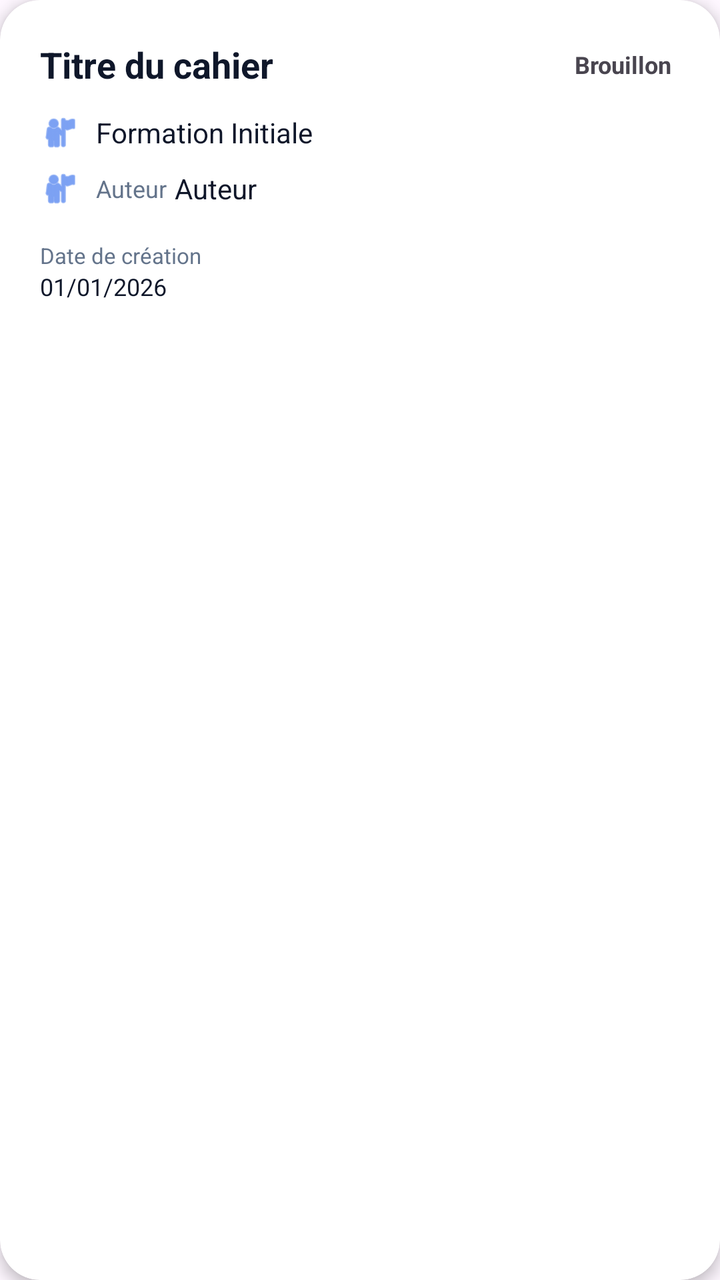
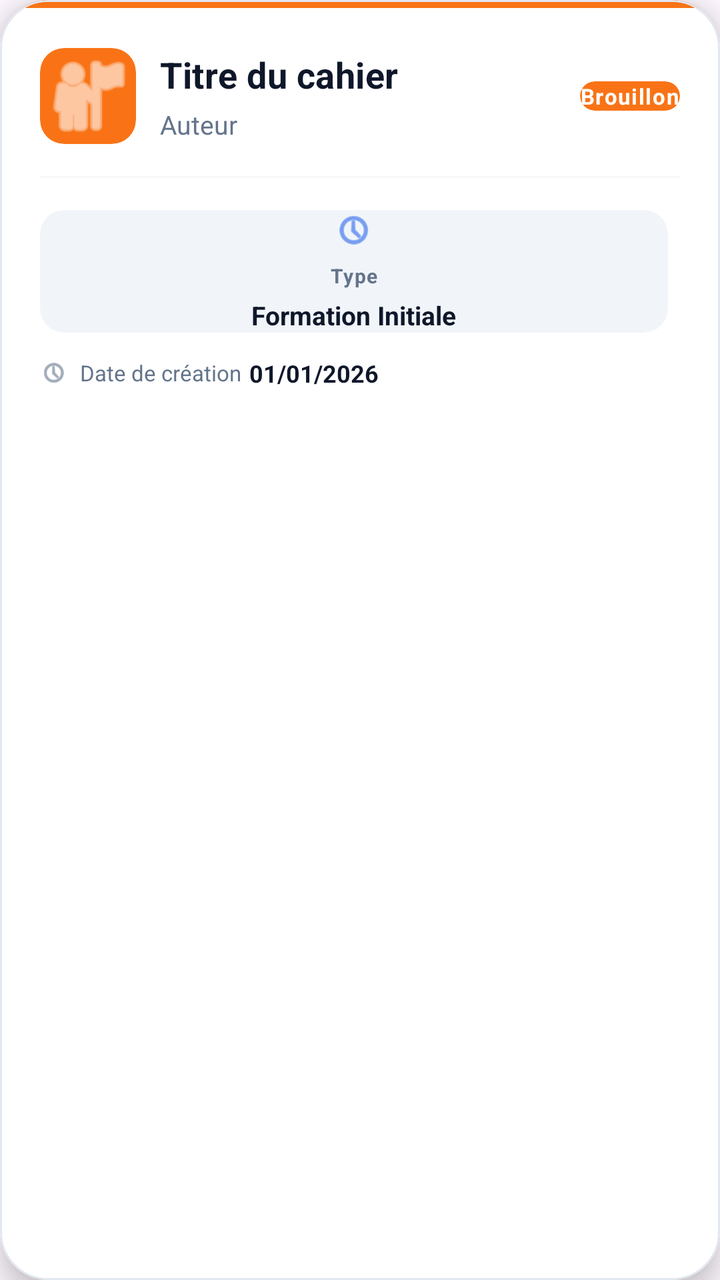

Screens rendered from an Android XML layout before and after an edit, with the pre-edit source and the edit as a unified diff.
<!-- AndroidManifest.xml: application theme Theme.GestionbPedagogique -->
<!-- res/layout/item_cahier_charges.xml -->
<?xml version="1.0" encoding="utf-8"?>
<com.google.android.material.card.MaterialCardView xmlns:android="http://schemas.android.com/apk/res/android"
    xmlns:app="http://schemas.android.com/apk/res-auto"
    android:layout_width="match_parent"
    android:layout_height="wrap_content"
    android:layout_marginStart="16dp"
    android:layout_marginEnd="16dp"
    android:layout_marginBottom="16dp"
    app:cardCornerRadius="20dp"
    app:cardElevation="4dp"
    app:cardBackgroundColor="@color/card_background"
    app:strokeWidth="0dp"
    android:clickable="true"
    android:focusable="true"
    android:foreground="?attr/selectableItemBackground">

    <LinearLayout
        android:layout_width="match_parent"
        android:layout_height="wrap_content"
        android:orientation="vertical"
        android:padding="20dp">

        
        <LinearLayout
            android:layout_width="match_parent"
            android:layout_height="wrap_content"
            android:orientation="horizontal"
            android:gravity="center_vertical"
            android:layout_marginBottom="12dp">

            <TextView
                android:id="@+id/titre_text"
                android:layout_width="0dp"
                android:layout_height="wrap_content"
                android:layout_weight="1"
                android:text="Titre du cahier"
                android:textSize="18sp"
                android:textStyle="bold"
                android:textColor="@color/text_primary" />

            <TextView
                android:id="@+id/statut_text"
                android:layout_width="wrap_content"
                android:layout_height="wrap_content"
                android:text="Brouillon"
                android:textSize="12sp"
                android:textStyle="bold"
                android:background="@android:color/transparent"
                android:padding="4dp" />
        </LinearLayout>

        
        <LinearLayout
            android:layout_width="match_parent"
            android:layout_height="wrap_content"
            android:orientation="horizontal"
            android:gravity="center_vertical"
            android:layout_marginBottom="8dp">

            <ImageView
                android:layout_width="20dp"
                android:layout_height="20dp"
                android:src="@android:drawable/ic_menu_myplaces"
                app:tint="@color/primary_blue"
                android:layout_marginEnd="8dp" />

            <TextView
                android:id="@+id/type_text"
                android:layout_width="0dp"
                android:layout_height="wrap_content"
                android:layout_weight="1"
                android:text="Formation Initiale"
                android:textSize="14sp"
                android:textColor="@color/text_primary" />
        </LinearLayout>

        
        <LinearLayout
            android:layout_width="match_parent"
            android:layout_height="wrap_content"
            android:orientation="horizontal"
            android:gravity="center_vertical"
            android:layout_marginBottom="8dp">

            <ImageView
                android:layout_width="20dp"
                android:layout_height="20dp"
                android:src="@android:drawable/ic_menu_myplaces"
                app:tint="@color/primary_blue"
                android:layout_marginEnd="8dp" />

            <TextView
                android:layout_width="wrap_content"
                android:layout_height="wrap_content"
                android:text="@string/cahier_auteur_label"
                android:textSize="12sp"
                android:textColor="@color/text_secondary"
                android:layout_marginEnd="4dp" />

            <TextView
                android:id="@+id/auteur_text"
                android:layout_width="0dp"
                android:layout_height="wrap_content"
                android:layout_weight="1"
                android:text="Auteur"
                android:textSize="14sp"
                android:textColor="@color/text_primary" />
        </LinearLayout>

        
        <LinearLayout
            android:id="@+id/formation_container"
            android:layout_width="match_parent"
            android:layout_height="wrap_content"
            android:orientation="horizontal"
            android:gravity="center_vertical"
            android:layout_marginBottom="8dp"
            android:visibility="gone">

            <ImageView
                android:layout_width="20dp"
                android:layout_height="20dp"
                android:src="@android:drawable/ic_menu_recent_history"
                app:tint="@color/primary_blue"
                android:layout_marginEnd="8dp" />

            <TextView
                android:id="@+id/formation_text"
                android:layout_width="0dp"
                android:layout_height="wrap_content"
                android:layout_weight="1"
                android:text="Formation"
                android:textSize="14sp"
                android:textColor="@color/text_primary" />
        </LinearLayout>

        
        <LinearLayout
            android:layout_width="match_parent"
            android:layout_height="wrap_content"
            android:orientation="horizontal"
            android:gravity="center_vertical"
            android:layout_marginTop="8dp">

            <LinearLayout
                android:layout_width="0dp"
                android:layout_height="wrap_content"
                android:layout_weight="1"
                android:orientation="vertical">

                <TextView
                    android:layout_width="wrap_content"
                    android:layout_height="wrap_content"
                    android:text="@string/cahier_date_creation_label"
                    android:textSize="11sp"
                    android:textColor="@color/text_secondary" />

                <TextView
                    android:id="@+id/date_creation_text"
                    android:layout_width="wrap_content"
                    android:layout_height="wrap_content"
                    android:text="01/01/2026"
                    android:textSize="12sp"
                    android:textColor="@color/text_primary" />
            </LinearLayout>

            <LinearLayout
                android:id="@+id/date_validation_container"
                android:layout_width="0dp"
                android:layout_height="wrap_content"
                android:layout_weight="1"
                android:orientation="vertical"
                android:visibility="gone">

                <TextView
                    android:layout_width="wrap_content"
                    android:layout_height="wrap_content"
                    android:text="@string/cahier_date_validation_label"
                    android:textSize="11sp"
                    android:textColor="@color/text_secondary" />

                <TextView
                    android:id="@+id/date_validation_text"
                    android:layout_width="wrap_content"
                    android:layout_height="wrap_content"
                    android:text="01/01/2026"
                    android:textSize="12sp"
                    android:textColor="@color/text_primary" />
            </LinearLayout>
        </LinearLayout>

    </LinearLayout>
</com.google.android.material.card.MaterialCardView>
<!-- resources referenced by this layout -->
<resources>
  <color name="card_background">#FFFFFF</color>
  <color name="primary_blue">#2563EB</color>
  <color name="text_primary">#0F172A</color>
  <color name="text_secondary">#64748B</color>
  <string name="cahier_auteur_label">Auteur</string>
  <string name="cahier_date_creation_label">Date de création</string>
  <string name="cahier_date_validation_label">Date de validation</string>
  <style name="Theme.GestionbPedagogique" parent="Base.Theme.GestionbPedagogique" />
  <style name="Base.Theme.GestionbPedagogique" parent="Theme.Material3.DayNight.NoActionBar">
          
          <item name="colorPrimary">@color/primary_blue</item>
          <item name="colorPrimaryVariant">@color/primary_blue_dark</item>
          <item name="colorOnPrimary">@color/white</item>
          <item name="colorSecondary">@color/accent_orange</item>
          <item name="colorOnSecondary">@color/white</item>
          <item name="android:statusBarColor">@android:color/transparent</item>
          <item name="android:navigationBarColor">@android:color/transparent</item>
          <item name="android:windowLightStatusBar">true</item>
          <item name="android:windowLightNavigationBar">true</item>
      </style>
  <color name="primary_blue_dark">#1E40AF</color>
  <color name="white">#FFFFFFFF</color>
  <color name="accent_orange">#F97316</color>
</resources>

<!-- the commit's change to res/layout/item_cahier_charges.xml (unified diff, before → after) -->
@@ -5,11 +5,12 @@
     android:layout_height="wrap_content"
     android:layout_marginStart="16dp"
     android:layout_marginEnd="16dp"
-    android:layout_marginBottom="16dp"
-    app:cardCornerRadius="20dp"
-    app:cardElevation="4dp"
+    android:layout_marginBottom="12dp"
+    app:cardCornerRadius="24dp"
+    app:cardElevation="8dp"
     app:cardBackgroundColor="@color/card_background"
-    app:strokeWidth="0dp"
+    app:strokeWidth="1dp"
+    app:strokeColor="@color/divider"
     android:clickable="true"
     android:focusable="true"
     android:foreground="?attr/selectableItemBackground">
@@ -18,176 +19,289 @@
         android:layout_width="match_parent"
         android:layout_height="wrap_content"
         android:orientation="vertical"
-        android:padding="20dp">
+        android:padding="0dp">
 
         
+        <View
+            android:id="@+id/accent_bar"
+            android:layout_width="match_parent"
+            android:layout_height="4dp"
+            android:background="@color/accent_orange" />
+
         <LinearLayout
             android:layout_width="match_parent"
             android:layout_height="wrap_content"
-            android:orientation="horizontal"
-            android:gravity="center_vertical"
-            android:layout_marginBottom="12dp">
-
-            <TextView
-                android:id="@+id/titre_text"
-                android:layout_width="0dp"
+            android:orientation="vertical"
+            android:padding="20dp">
+
+            
+            <LinearLayout
+                android:layout_width="match_parent"
                 android:layout_height="wrap_content"
-                android:layout_weight="1"
-                android:text="Titre du cahier"
-                android:textSize="18sp"
-                android:textStyle="bold"
-                android:textColor="@color/text_primary" />
-
-            <TextView
-                android:id="@+id/statut_text"
-                android:layout_width="wrap_content"
+                android:orientation="horizontal"
+                android:gravity="center_vertical"
+                android:layout_marginBottom="16dp">
+
+                
+                <com.google.android.material.card.MaterialCardView
+                    android:layout_width="48dp"
+                    android:layout_height="48dp"
+                    android:layout_marginEnd="12dp"
+                    app:cardCornerRadius="12dp"
+                    app:cardElevation="0dp"
+                    app:cardBackgroundColor="@color/accent_orange"
+                    app:strokeWidth="0dp"
+                    android:padding="12dp">
+
+                    <ImageView
+                        android:layout_width="match_parent"
+                        android:layout_height="match_parent"
+                        android:src="@android:drawable/ic_menu_myplaces"
+                        app:tint="@color/white" />
+                </com.google.android.material.card.MaterialCardView>
+
+                <LinearLayout
+                    android:layout_width="0dp"
+                    android:layout_height="wrap_content"
+                    android:layout_weight="1"
+                    android:orientation="vertical">
+
+                    <TextView
+                        android:id="@+id/titre_text"
+                        android:layout_width="wrap_content"
+                        android:layout_height="wrap_content"
+                        android:text="Titre du cahier"
+                        android:textSize="18sp"
+                        android:textStyle="bold"
+                        android:textColor="@color/text_primary"
+                        android:letterSpacing="0.01"
+                        android:maxLines="2"
+                        android:ellipsize="end" />
+
+                    <TextView
+                        android:id="@+id/auteur_text"
+                        android:layout_width="wrap_content"
+                        android:layout_height="wrap_content"
+                        android:text="Auteur"
+                        android:textSize="13sp"
+                        android:textColor="@color/text_secondary"
+                        android:layout_marginTop="4dp" />
+                </LinearLayout>
+
+                
+                <com.google.android.material.card.MaterialCardView
+                    android:layout_width="wrap_content"
+                    android:layout_height="wrap_content"
+                    app:cardCornerRadius="8dp"
+                    app:cardElevation="0dp"
+                    app:cardBackgroundColor="@color/accent_orange"
+                    app:strokeWidth="0dp"
+                    android:paddingStart="10dp"
+                    android:paddingEnd="10dp"
+                    android:paddingTop="6dp"
+                    android:paddingBottom="6dp">
+
+                    <TextView
+                        android:id="@+id/statut_text"
+                        android:layout_width="wrap_content"
+                        android:layout_height="wrap_content"
+                        android:text="Brouillon"
+                        android:textSize="11sp"
+                        android:textStyle="bold"
+                        android:textColor="@color/white"
+                        android:letterSpacing="0.05" />
+                </com.google.android.material.card.MaterialCardView>
+            </LinearLayout>
+
+            
+            <View
+                android:layout_width="match_parent"
+                android:layout_height="1dp"
+                android:background="@color/divider"
+                android:layout_marginBottom="16dp"
+                android:alpha="0.3" />
+
+            
+            <LinearLayout
+                android:layout_width="match_parent"
                 android:layout_height="wrap_content"
-                android:text="Brouillon"
-                android:textSize="12sp"
-                android:textStyle="bold"
-                android:background="@android:color/transparent"
-                android:padding="4dp" />
+                android:orientation="horizontal"
+                android:layout_marginBottom="12dp">
+
+                
+                <com.google.android.material.card.MaterialCardView
+                    android:layout_width="0dp"
+                    android:layout_height="wrap_content"
+                    android:layout_weight="1"
+                    android:layout_marginEnd="6dp"
+                    app:cardCornerRadius="12dp"
+                    app:cardElevation="0dp"
+                    app:cardBackgroundColor="@color/background_secondary"
+                    app:strokeWidth="0dp"
+                    android:padding="12dp">
+
+                    <LinearLayout
+                        android:layout_width="match_parent"
+                        android:layout_height="wrap_content"
+                        android:orientation="vertical"
+                        android:gravity="center">
+
+                        <ImageView
+                            android:layout_width="20dp"
+                            android:layout_height="20dp"
+                            android:src="@android:drawable/ic_menu_recent_history"
+                            app:tint="@color/primary_blue"
+                            android:layout_marginBottom="6dp" />
+
+                        <TextView
+                            android:layout_width="wrap_content"
+                            android:layout_height="wrap_content"
+                            android:text="Type"
+                            android:textSize="10sp"
+                            android:textColor="@color/text_secondary"
+                            android:textStyle="bold"
+                            android:letterSpacing="0.05" />
+
+                        <TextView
+                            android:id="@+id/type_text"
+                            android:layout_width="wrap_content"
+                            android:layout_height="wrap_content"
+                            android:text="Formation Initiale"
+                            android:textSize="13sp"
+                            android:textStyle="bold"
+                            android:textColor="@color/text_primary"
+                            android:layout_marginTop="4dp"
+                            android:maxLines="1"
+                            android:ellipsize="end" />
+                    </LinearLayout>
+                </com.google.android.material.card.MaterialCardView>
+
+                
+                <com.google.android.material.card.MaterialCardView
+                    android:id="@+id/formation_container"
+                    android:layout_width="0dp"
+                    android:layout_height="wrap_content"
+                    android:layout_weight="1"
+                    android:layout_marginStart="6dp"
+                    android:visibility="gone"
+                    app:cardCornerRadius="12dp"
+                    app:cardElevation="0dp"
+                    app:cardBackgroundColor="@color/background_secondary"
+                    app:strokeWidth="0dp"
+                    android:padding="12dp">
+
+                    <LinearLayout
+                        android:layout_width="match_parent"
+                        android:layout_height="wrap_content"
+                        android:orientation="vertical"
+                        android:gravity="center">
+
+                        <ImageView
+                            android:layout_width="20dp"
+                            android:layout_height="20dp"
+                            android:src="@android:drawable/ic_menu_recent_history"
+                            app:tint="@color/accent_orange"
+                            android:layout_marginBottom="6dp" />
+
+                        <TextView
+                            android:layout_width="wrap_content"
+                            android:layout_height="wrap_content"
+                            android:text="Formation"
+                            android:textSize="10sp"
+                            android:textColor="@color/text_secondary"
+                            android:textStyle="bold"
+                            android:letterSpacing="0.05" />
+
+                        <TextView
+                            android:id="@+id/formation_text"
+                            android:layout_width="wrap_content"
+                            android:layout_height="wrap_content"
+                            android:text="Formation"
+                            android:textSize="13sp"
+                            android:textStyle="bold"
+                            android:textColor="@color/text_primary"
+                            android:layout_marginTop="4dp"
+                            android:maxLines="1"
+                            android:ellipsize="end" />
+                    </LinearLayout>
+                </com.google.android.material.card.MaterialCardView>
+            </LinearLayout>
+
+            
+            <LinearLayout
+                android:layout_width="match_parent"
+                android:layout_height="wrap_content"
+                android:orientation="horizontal"
+                android:gravity="center_vertical">
+
+                <LinearLayout
+                    android:layout_width="0dp"
+                    android:layout_height="wrap_content"
+                    android:layout_weight="1"
+                    android:orientation="horizontal"
+                    android:gravity="center_vertical">
+
+                    <ImageView
+                        android:layout_width="14dp"
+                        android:layout_height="14dp"
+                        android:src="@android:drawable/ic_menu_recent_history"
+                        app:tint="@color/text_secondary"
+                        android:layout_marginEnd="6dp" />
+
+                    <TextView
+                        android:layout_width="wrap_content"
+                        android:layout_height="wrap_content"
+                        android:text="@string/cahier_date_creation_label"
+                        android:textSize="11sp"
+                        android:textColor="@color/text_secondary"
+                        android:layout_marginEnd="4dp" />
+
+                    <TextView
+                        android:id="@+id/date_creation_text"
+                        android:layout_width="wrap_content"
+                        android:layout_height="wrap_content"
+                        android:text="01/01/2026"
+                        android:textSize="12sp"
+                        android:textColor="@color/text_primary"
+                        android:textStyle="bold" />
+                </LinearLayout>
+
+                <LinearLayout
+                    android:id="@+id/date_validation_container"
+                    android:layout_width="0dp"
+                    android:layout_height="wrap_content"
+                    android:layout_weight="1"
+                    android:orientation="horizontal"
+                    android:gravity="center_vertical|end"
+                    android:visibility="gone">
+
+                    <ImageView
+                        android:layout_width="14dp"
+                        android:layout_height="14dp"
+                        android:src="@android:drawable/ic_menu_recent_history"
+                        app:tint="@color/status_success"
+                        android:layout_marginEnd="6dp" />
+
+                    <TextView
+                        android:layout_width="wrap_content"
+                        android:layout_height="wrap_content"
+                        android:text="@string/cahier_date_validation_label"
+                        android:textSize="11sp"
+                        android:textColor="@color/text_secondary"
+                        android:layout_marginEnd="4dp" />
+
+                    <TextView
+                        android:id="@+id/date_validation_text"
+                        android:layout_width="wrap_content"
+                        android:layout_height="wrap_content"
+                        android:text="01/01/2026"
+                        android:textSize="12sp"
+                        android:textColor="@color/status_success"
+                        android:textStyle="bold" />
+                </LinearLayout>
+            </LinearLayout>
+
         </LinearLayout>
-
-        
-        <LinearLayout
-            android:layout_width="match_parent"
-            android:layout_height="wrap_content"
-            android:orientation="horizontal"
-            android:gravity="center_vertical"
-            android:layout_marginBottom="8dp">
-
-            <ImageView
-                android:layout_width="20dp"
-                android:layout_height="20dp"
-                android:src="@android:drawable/ic_menu_myplaces"
-                app:tint="@color/primary_blue"
-                android:layout_marginEnd="8dp" />
-
-            <TextView
-                android:id="@+id/type_text"
-                android:layout_width="0dp"
-                android:layout_height="wrap_content"
-                android:layout_weight="1"
-                android:text="Formation Initiale"
-                android:textSize="14sp"
-                android:textColor="@color/text_primary" />
-        </LinearLayout>
-
-        
-        <LinearLayout
-            android:layout_width="match_parent"
-            android:layout_height="wrap_content"
-            android:orientation="horizontal"
-            android:gravity="center_vertical"
-            android:layout_marginBottom="8dp">
-
-            <ImageView
-                android:layout_width="20dp"
-                android:layout_height="20dp"
-                android:src="@android:drawable/ic_menu_myplaces"
-                app:tint="@color/primary_blue"
-                android:layout_marginEnd="8dp" />
-
-            <TextView
-                android:layout_width="wrap_content"
-                android:layout_height="wrap_content"
-                android:text="@string/cahier_auteur_label"
-                android:textSize="12sp"
-                android:textColor="@color/text_secondary"
-                android:layout_marginEnd="4dp" />
-
-            <TextView
-                android:id="@+id/auteur_text"
-                android:layout_width="0dp"
-                android:layout_height="wrap_content"
-                android:layout_weight="1"
-                android:text="Auteur"
-                android:textSize="14sp"
-                android:textColor="@color/text_primary" />
-        </LinearLayout>
-
-        
-        <LinearLayout
-            android:id="@+id/formation_container"
-            android:layout_width="match_parent"
-            android:layout_height="wrap_content"
-            android:orientation="horizontal"
-            android:gravity="center_vertical"
-            android:layout_marginBottom="8dp"
-            android:visibility="gone">
-
-            <ImageView
-                android:layout_width="20dp"
-                android:layout_height="20dp"
-                android:src="@android:drawable/ic_menu_recent_history"
-                app:tint="@color/primary_blue"
-                android:layout_marginEnd="8dp" />
-
-            <TextView
-                android:id="@+id/formation_text"
-                android:layout_width="0dp"
-                android:layout_height="wrap_content"
-                android:layout_weight="1"
-                android:text="Formation"
-                android:textSize="14sp"
-                android:textColor="@color/text_primary" />
-        </LinearLayout>
-
-        
-        <LinearLayout
-            android:layout_width="match_parent"
-            android:layout_height="wrap_content"
-            android:orientation="horizontal"
-            android:gravity="center_vertical"
-            android:layout_marginTop="8dp">
-
-            <LinearLayout
-                android:layout_width="0dp"
-                android:layout_height="wrap_content"
-                android:layout_weight="1"
-                android:orientation="vertical">
-
-                <TextView
-                    android:layout_width="wrap_content"
-                    android:layout_height="wrap_content"
-                    android:text="@string/cahier_date_creation_label"
-                    android:textSize="11sp"
-                    android:textColor="@color/text_secondary" />
-
-                <TextView
-                    android:id="@+id/date_creation_text"
-                    android:layout_width="wrap_content"
-                    android:layout_height="wrap_content"
-                    android:text="01/01/2026"
-                    android:textSize="12sp"
-                    android:textColor="@color/text_primary" />
-            </LinearLayout>
-
-            <LinearLayout
-                android:id="@+id/date_validation_container"
-                android:layout_width="0dp"
-                android:layout_height="wrap_content"
-                android:layout_weight="1"
-                android:orientation="vertical"
-                android:visibility="gone">
-
-                <TextView
-                    android:layout_width="wrap_content"
-                    android:layout_height="wrap_content"
-                    android:text="@string/cahier_date_validation_label"
-                    android:textSize="11sp"
-                    android:textColor="@color/text_secondary" />
-
-                <TextView
-                    android:id="@+id/date_validation_text"
-                    android:layout_width="wrap_content"
-                    android:layout_height="wrap_content"
-                    android:text="01/01/2026"
-                    android:textSize="12sp"
-                    android:textColor="@color/text_primary" />
-            </LinearLayout>
-        </LinearLayout>
-
     </LinearLayout>
+
 </com.google.android.material.card.MaterialCardView>
<!-- resource entries referenced after the edit -->
@@ -1,10 +1,11 @@
 <!-- resources referenced by this layout -->
 <resources>
   <color name="card_background">#FFFFFF</color>
+  <color name="divider">#E2E8F0</color>
   <color name="primary_blue">#2563EB</color>
+  <color name="status_success">#10B981</color>
   <color name="text_primary">#0F172A</color>
   <color name="text_secondary">#64748B</color>
-  <string name="cahier_auteur_label">Auteur</string>
   <string name="cahier_date_creation_label">Date de création</string>
   <string name="cahier_date_validation_label">Date de validation</string>
   <style name="Theme.GestionbPedagogique" parent="Base.Theme.GestionbPedagogique" />
@@ -23,5 +24,6 @@
   <color name="primary_blue_dark">#1E40AF</color>
   <color name="white">#FFFFFFFF</color>
   <color name="accent_orange">#F97316</color>
+  <color name="background_secondary">#F1F5F9</color>
 </resources>
 
